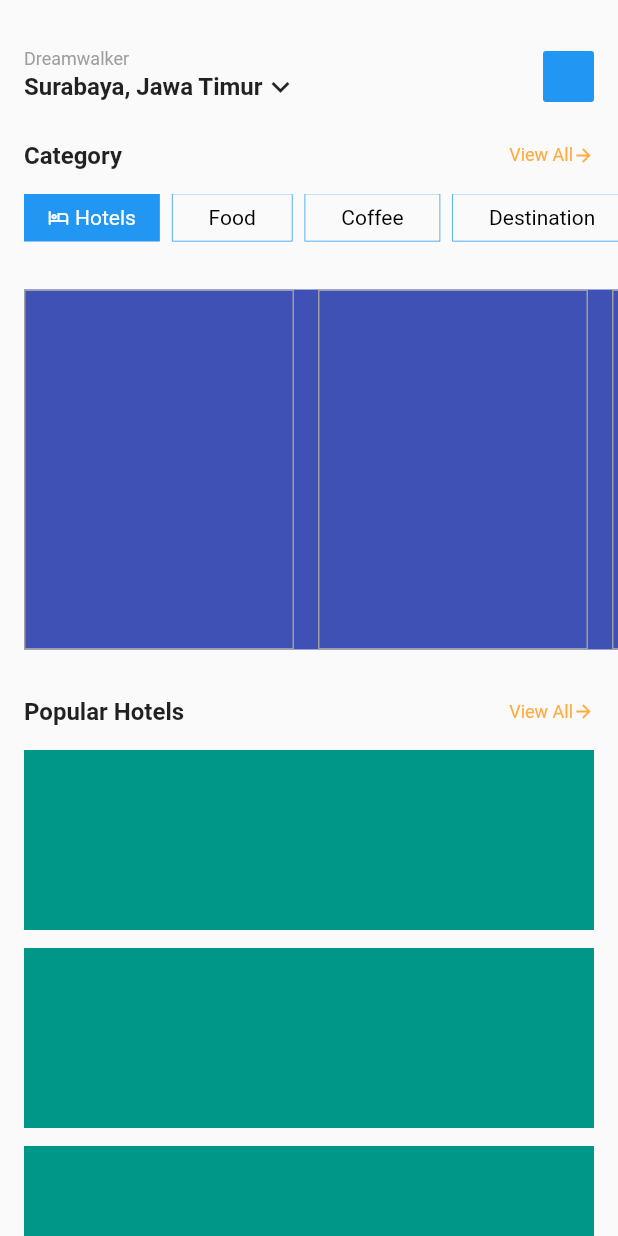
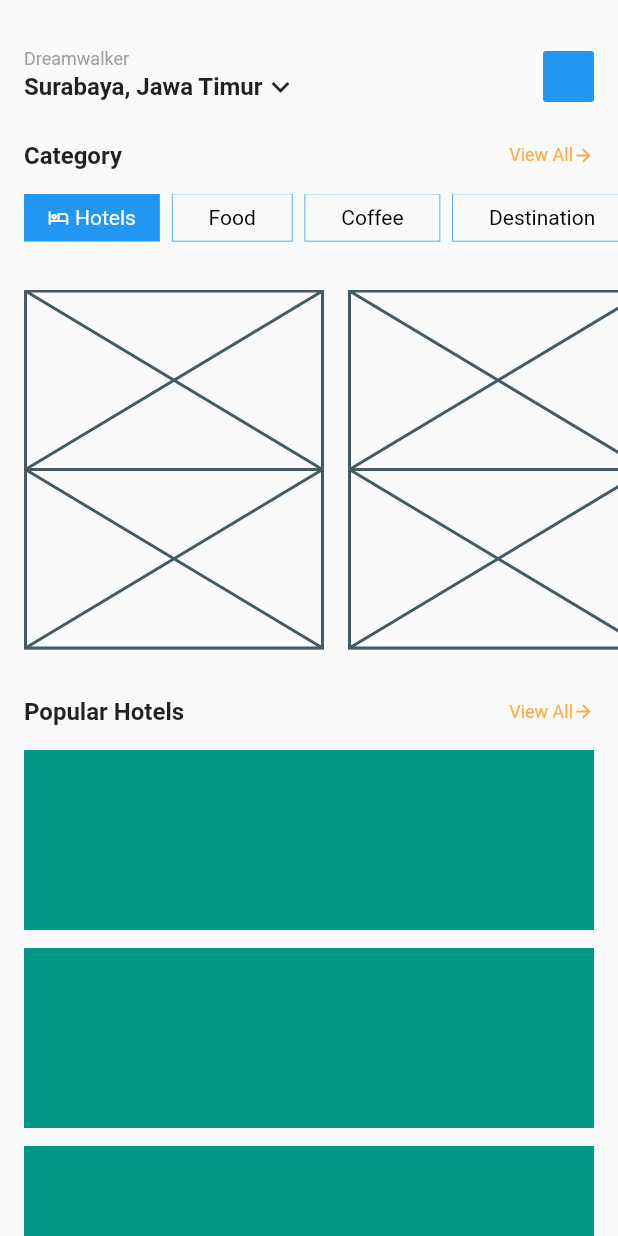
Before and after one commit to JAICHANGPARK/flutter_notebook_chapter_22, a Flutter app: the BookingHotelMainPage screen opened directly, on a phone screen of 412 x 824 dp. Run offline on Flutter 3.47's test engine with Material 2 defaults, Android fonts, the phone set to English and light mode, and no system bars; network calls fail.

Commit message:
Update booking_hotel_main_page.dart

```diff
--- a/lib/ep1251_booking_hotel_app/src/ui/booking_hotel_main_page.dart
+++ b/lib/ep1251_booking_hotel_app/src/ui/booking_hotel_main_page.dart
@@ -198,18 +198,26 @@ class BookingHotelMainPage extends StatelessWidget {
             ),
             Container(
               height: 240,
-              color: Colors.indigo,
               margin: const EdgeInsets.fromLTRB(16, 32, 0, 32),
               child: ListView.builder(
                 scrollDirection: Axis.horizontal,
                 itemBuilder: (context, index) {
                   return Container(
                     margin: const EdgeInsets.only(right: 16),
-                    width: 180,
+                    width: 200,
                     decoration: BoxDecoration(
-                        border: Border.all(
-                      color: Colors.grey,
-                    )),
+                      border: Border.all(
+                        color: Colors.grey,
+                      ),
+
+                    ),
+                    child: Column(
+                      children: [
+                        Expanded(child: Placeholder()),
+                        Expanded(child: Placeholder()),
+
+                      ],
+                    ),
                   );
                 },
               ),
```
